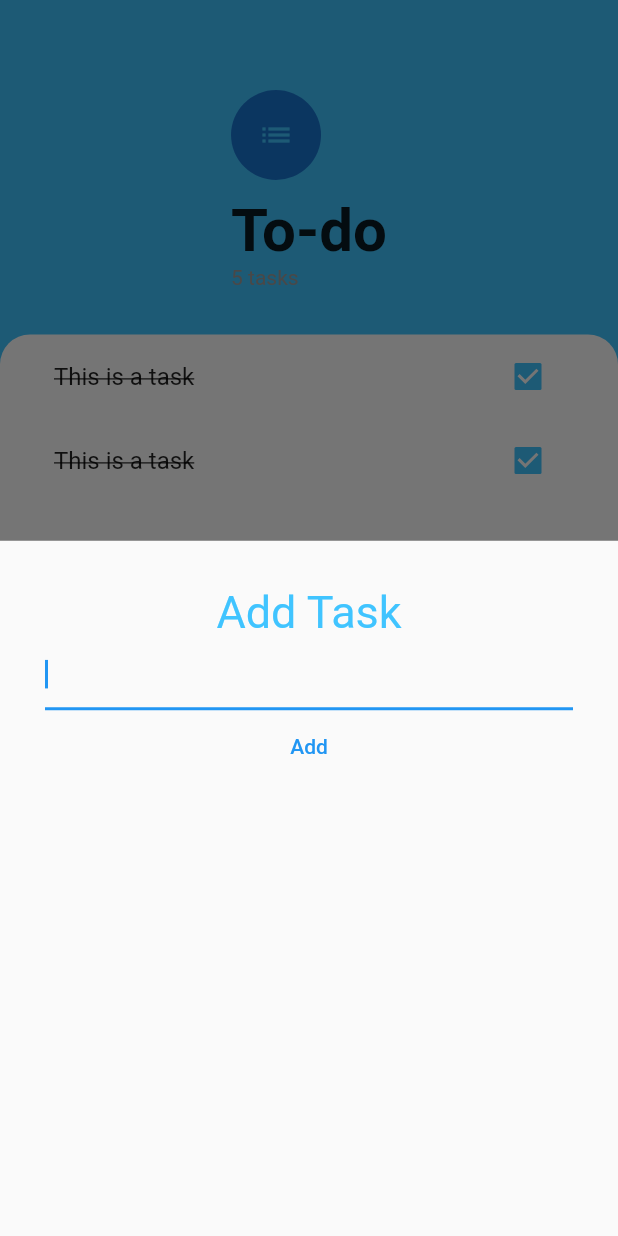
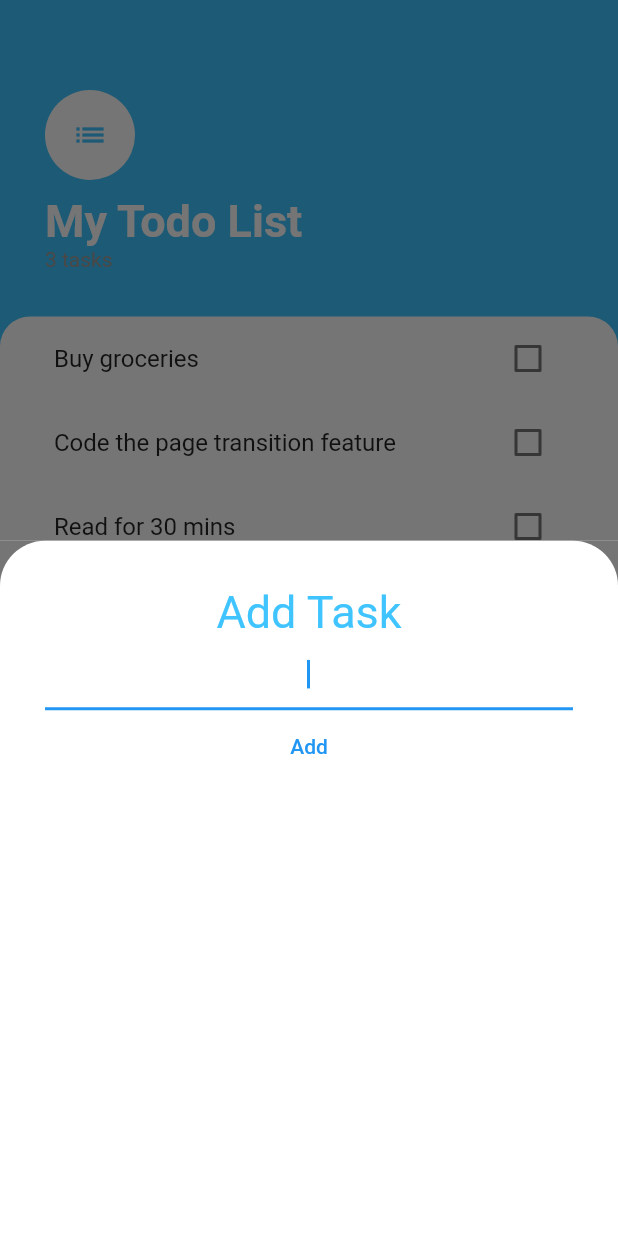
Before and after one commit to richmond-gakpetor/my_todo_app, a Flutter app: the screen it shows after launch, after a tap on the "add" icon, on a phone screen of 412 x 824 dp. Run offline on Flutter 3.47's test engine with Material 2 defaults, Android fonts, the phone set to English and light mode, and no system bars.

Commit message:
Update TaskList from AddTaskScreen

```diff
--- a/lib/main.dart
+++ b/lib/main.dart
@@ -1,23 +1,14 @@
-import 'package:device_preview/device_preview.dart';
-import 'package:flutter/foundation.dart';
 import 'package:flutter/material.dart';
 import 'package:my_todo_app/screens/task_screen.dart';
 
 void main() {
-  runApp(
-    DevicePreview(
-      enabled: !kReleaseMode,
-      builder: (context) => TodoApp()
-    )
-    );
+  runApp(TodoApp());
 }
 
 class TodoApp extends StatelessWidget {
   @override
   Widget build(BuildContext context) {
     return MaterialApp(
-      useInheritedMediaQuery: true,
-      builder: DevicePreview.appBuilder,
       home: TaskScreen(),
     );
   }
--- /dev/null
+++ b/lib/models/task.dart
@@ -0,0 +1,13 @@
+class Task {
+  final String name;
+  bool isDone;
+
+  Task({
+     required this.name,
+    this.isDone = false,
+  });
+
+  void toggleDone() {
+    isDone = !isDone;
+  }
+}
--- a/lib/screens/add_task_screen.dart
+++ b/lib/screens/add_task_screen.dart
@@ -2,15 +2,23 @@ import 'package:flutter/material.dart';
 
 class AddTaskScreen extends StatelessWidget {
   final TextEditingController _controller = TextEditingController();
+  final Function addTaskCallback;
+
+  AddTaskScreen(this.addTaskCallback);
 
   @override
   Widget build(BuildContext context) {
+    late String taskName;
+
     return Container(
+      color: const Color(0xff757575),
+      child: Container(
         padding: const EdgeInsets.all(30.0),
         decoration: const BoxDecoration(
+          color: Colors.white,
           borderRadius: BorderRadius.only(
-          topLeft: Radius.circular(20.0),
-          topRight: Radius.circular(20.0),
+            topLeft: Radius.circular(30.0),
+            topRight: Radius.circular(30.0),
           ),
         ),
         child: Column(
@@ -18,17 +26,30 @@ class AddTaskScreen extends StatelessWidget {
           children: [
             const Text(
               'Add Task',
-            style: TextStyle(fontSize: 30.0, color: Colors.lightBlueAccent),
+              style: TextStyle(
+                fontSize: 30.0,
+                color: Colors.lightBlueAccent,
               ),
-          TextFormField(autofocus: true, controller: _controller),
+            ),
+            TextFormField(
+              textAlign: TextAlign.center,
+              onChanged: (value) {
+                taskName = value;
+              },
+              autofocus: true,
+              controller: _controller,
+            ),
             TextButton(
-            onPressed: () {
-              _controller.clear();
-            },
+              onPressed: () => addTaskCallback(taskName),
               child: const Text('Add'),
             )
           ],
         ),
+      ),
     );
   }
 }
+
+// () {
+//               _controller.clear();
+//             }
--- a/lib/screens/task_screen.dart
+++ b/lib/screens/task_screen.dart
@@ -1,8 +1,20 @@
 import 'package:flutter/material.dart';
+import 'package:my_todo_app/models/task.dart';
 import 'package:my_todo_app/screens/add_task_screen.dart';
 import 'package:my_todo_app/widgets/tasks_list.dart';
 
-class TaskScreen extends StatelessWidget {
+class TaskScreen extends StatefulWidget {
+  @override
+  State<TaskScreen> createState() => _TaskScreenState();
+}
+
+class _TaskScreenState extends State<TaskScreen> {
+  List<Task> tasks = [
+    Task(name: 'Buy groceries'),
+    Task(name: 'Code the page transition feature'),
+    Task(name: 'Read for 30 mins'),
+  ];
+
   @override
   Widget build(BuildContext context) {
     return Scaffold(
@@ -11,32 +23,43 @@ class TaskScreen extends StatelessWidget {
         backgroundColor: Colors.lightBlueAccent,
         onPressed: () {
           showModalBottomSheet(
-              context: context, builder: (context) => AddTaskScreen());
+            context: context,
+            builder: (context) => AddTaskScreen((newTaskTitle) {
+              setState(() {
+                tasks.add(Task(name: newTaskTitle));
+              });
+              Navigator.pop(context);
+            }),
+          );
         },
         child: const Icon(Icons.add),
       ),
       body: Column(
+        crossAxisAlignment: CrossAxisAlignment.start,
         children: [
           Container(
             padding: const EdgeInsets.only(
                 top: 60.0, right: 30.0, left: 30.0, bottom: 30.0),
             child: Column(
               crossAxisAlignment: CrossAxisAlignment.start,
-              children: const [
-                CircleAvatar(
-                    radius: 30.0,
-                    child: Icon(Icons.list, color: Colors.lightBlueAccent)),
-                SizedBox(height: 10.0),
-                Text(
-                  'To-do',
+              children: [
+                const CircleAvatar(
+                  backgroundColor: Colors.white,
+                  radius: 30.0,
+                  child: Icon(Icons.list, color: Colors.lightBlueAccent),
+                ),
+                const SizedBox(height: 10.0),
+                const Text(
+                  'My Todo List',
                   style: TextStyle(
-                    fontSize: 40.0,
+                    color: Colors.white,
+                    fontSize: 30.0,
                     fontWeight: FontWeight.w700,
                   ),
                 ),
                 Text(
-                  '5 tasks',
-                  style: TextStyle(color: Colors.grey),
+                  '${tasks.length} tasks',
+                  style: const TextStyle(color: Colors.grey),
                 ),
               ],
             ),
@@ -51,7 +74,7 @@ class TaskScreen extends StatelessWidget {
                   topRight: Radius.circular(20.0),
                 ),
               ),
-              child: TasksList(),
+              child: TasksList(tasks: tasks),
             ),
           ),
         ],
--- a/lib/widgets/task_tile.dart
+++ b/lib/widgets/task_tile.dart
@@ -1,45 +1,26 @@
 import 'package:flutter/material.dart';
 
-class TaskTile extends StatefulWidget {
-  @override
-  State<TaskTile> createState() => _TaskTileState();
-}
+class TaskTile extends StatelessWidget {
+  bool isChecked = false;
+  late final String taskTitle;
+  final Function(bool?)? checkboxCallback;
 
-class _TaskTileState extends State<TaskTile> {
-  bool isChecked = true;
+  TaskTile(
+      {this.isChecked = false, required this.taskTitle, required this.checkboxCallback});
 
   @override
   Widget build(BuildContext context) {
     return ListTile(
       title: Text(
-        'This is a task',
+        taskTitle,
         style: TextStyle(
             decoration: isChecked ? TextDecoration.lineThrough : null),
       ),
-      trailing: TaskCheckBox(
-        checkboxState: isChecked,
-        checkboxCallback: (bool? checkboxState) {
-          setState(() {
-            isChecked = checkboxState!;
-          });
-        },
+      trailing: Checkbox(
+        activeColor: Colors.lightBlueAccent,
+        value: isChecked,
+        onChanged: checkboxCallback,
       ),
     );
   }
 }
-
-class TaskCheckBox extends StatelessWidget {
-  final bool checkboxState;
-  final Function(bool?)? checkboxCallback;
-
-  TaskCheckBox({required this.checkboxState, required this.checkboxCallback});
-
-  @override
-  Widget build(BuildContext context) {
-    return Checkbox(
-      activeColor: Colors.lightBlueAccent,
-      value: checkboxState,
-      onChanged: checkboxCallback,
-    );
-  }
-}
--- a/lib/widgets/tasks_list.dart
+++ b/lib/widgets/tasks_list.dart
@@ -1,14 +1,31 @@
 import 'package:flutter/material.dart';
+import 'package:my_todo_app/models/task.dart';
 import 'package:my_todo_app/widgets/task_tile.dart';
 
-class TasksList extends StatelessWidget {
+class TasksList extends StatefulWidget {
+  List<Task> tasks;
+
+  TasksList({required this.tasks});
+  @override
+  State<TasksList> createState() => _TasksListState();
+}
+
+class _TasksListState extends State<TasksList> {
   @override
   Widget build(BuildContext context) {
-    return ListView(
-      children: [
-        TaskTile(),
-        TaskTile(),
-      ],
+    return ListView.builder(
+      itemBuilder: (context, index) {
+        return TaskTile(
+          taskTitle: widget.tasks[index].name,
+          isChecked: widget.tasks[index].isDone,
+          checkboxCallback: (bool? checkboxState) {
+            setState(() {
+              widget.tasks[index].toggleDone();
+            });
+          },
+        );
+      },
+      itemCount: widget.tasks.length,
     );
   }
 }
```
Lines whose indentation alone changed are shown as unchanged.
